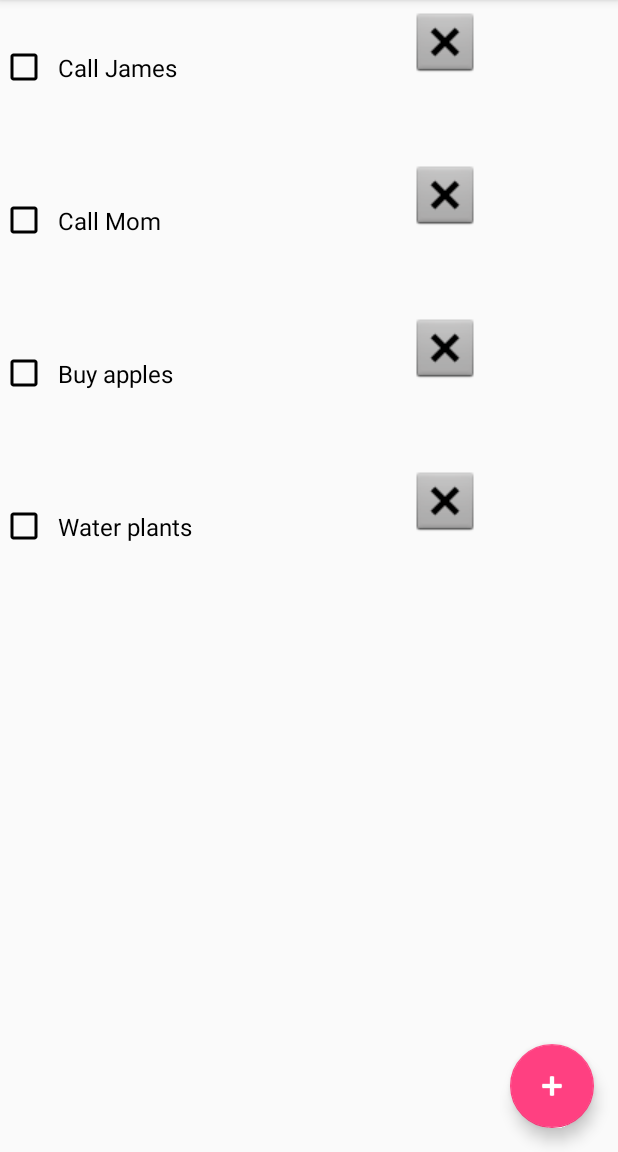
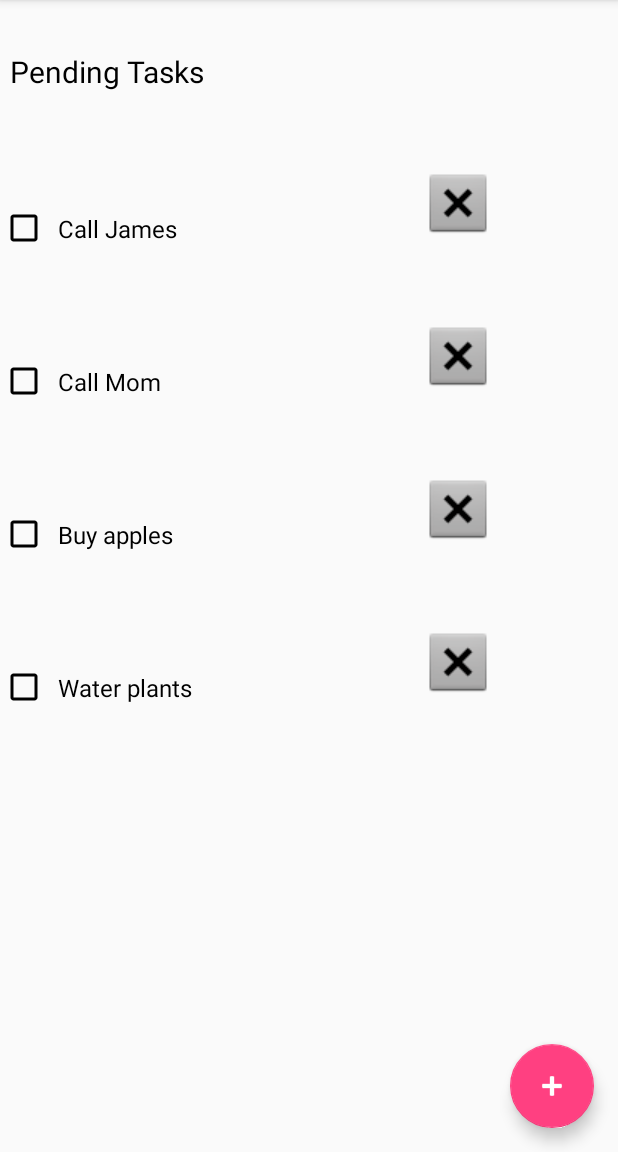
Before and after one commit to ShalakaSharma/I527-LabAssignments, an Android app: the screen it shows after launch (MainActivity), in the side drawer, after a tap on "View pending tasks", on a phone screen of 412 x 824 dp, the part 84-1236 px from its top. Run offline under Robolectric (Android 15) with nearby library versions, the phone set to English and light mode, and no system bars.

Commit message:
render pending completed lists

```diff
--- a/TodoListApp/app/src/main/java/iu/i527/shalaka/todolistapp/MainActivity.java
+++ b/TodoListApp/app/src/main/java/iu/i527/shalaka/todolistapp/MainActivity.java
@@ -27,6 +27,7 @@ import android.widget.LinearLayout;
 
 import android.widget.TableLayout;
 import android.widget.TableRow;
+import android.widget.TextView;
 import android.widget.Toast;
 
 import android.widget.RelativeLayout;
@@ -40,6 +41,7 @@ public class MainActivity extends AppCompatActivity
         implements NavigationView.OnNavigationItemSelectedListener {
 
     ArrayList<ToDoTask> toDoList;
+    String lastNavSelected = "all";
 
     @Override
     protected void onCreate(Bundle savedInstanceState) {
@@ -76,16 +78,38 @@ public class MainActivity extends AppCompatActivity
         NavigationView navigationView = (NavigationView) findViewById(R.id.nav_view);
         navigationView.setNavigationItemSelectedListener(this);
 
-        renderToDoList(toDoList);
+        renderToDoList(toDoList, "all");
     }
 
 
-    public void renderToDoList(final ArrayList<ToDoTask> toDoList) {
+    public void renderToDoList(final ArrayList<ToDoTask> toDoList, String action) {
         System.out.println("In renderToDoList");
         TableLayout tableLayout =(TableLayout)findViewById(R.id.tableLayout);
         tableLayout.removeAllViews();
+        TextView textView = new TextView(getApplicationContext());
+        textView.setPadding(10,60,10,60);
+        textView.setTextSize(20);
+        textView.setTextColor(Color.parseColor("#000000"));
+        if(action == "all") {
+            textView.setText("All Tasks");
+        }
+        else if(action == "completed"){
+            textView.setText("Completed Tasks");
+        }
+        else if(action == "pending"){
+            textView.setText("Pending Tasks");
+        }
+
+        TableRow header = new TableRow(getApplicationContext());
+        header.addView(textView);
+        tableLayout.addView(header);
         int i = 0;
         for(ToDoTask task:toDoList ){
+            if(action.equals("completed") && !task.isStatus()) {
+                continue;
+            } else if(action.equals("pending") && task.isStatus()) {
+                continue;
+            }
             TableRow tableRow = new TableRow(getApplicationContext());
 
             CheckBox cb = new CheckBox(getApplicationContext());
@@ -223,10 +247,14 @@ public class MainActivity extends AppCompatActivity
 
         if (id == R.id.nav_all_tasks) {
             // Handle the all tasks
+            lastNavSelected = "all";
+            renderToDoList(toDoList,"all");
         } else if (id == R.id.nav_pending) {
-
+            lastNavSelected = "pending";
+            renderToDoList(toDoList,"pending");
         } else if (id == R.id.nav_completed) {
-
+            lastNavSelected = "completed";
+            renderToDoList(toDoList,"completed");
         }
         DrawerLayout drawer = (DrawerLayout) findViewById(R.id.drawer_layout);
         drawer.closeDrawer(GravityCompat.START);
@@ -248,7 +276,7 @@ public class MainActivity extends AppCompatActivity
         if(indexToDelete != -1) {
             toDoList.remove(indexToDelete);
         }
-        renderToDoList(toDoList);
+        renderToDoList(toDoList,lastNavSelected);
     }
 
     public void changeTaskStatus(String taskDesc, Date date, boolean isCompleted) {
@@ -264,7 +292,7 @@ public class MainActivity extends AppCompatActivity
                 break;
             }
         }
-        renderToDoList(toDoList);
+        renderToDoList(toDoList,lastNavSelected);
     }
 
 }
--- a/TodoListApp/app/src/main/java/iu/i527/shalaka/todolistapp/ToDoTask.java
+++ b/TodoListApp/app/src/main/java/iu/i527/shalaka/todolistapp/ToDoTask.java
@@ -48,6 +48,7 @@ public class ToDoTask implements Serializable {
         this.status = status;
     }
 
+
     public ToDoTask() {
     }
 }
```
Lines whose indentation alone changed are shown as unchanged.
